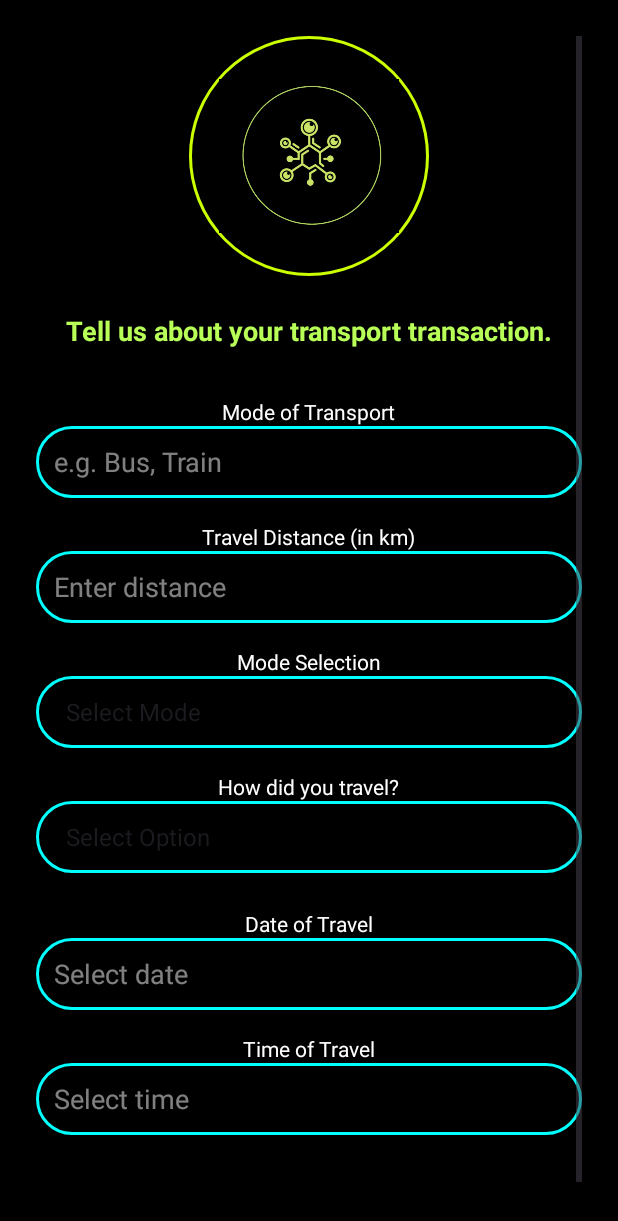
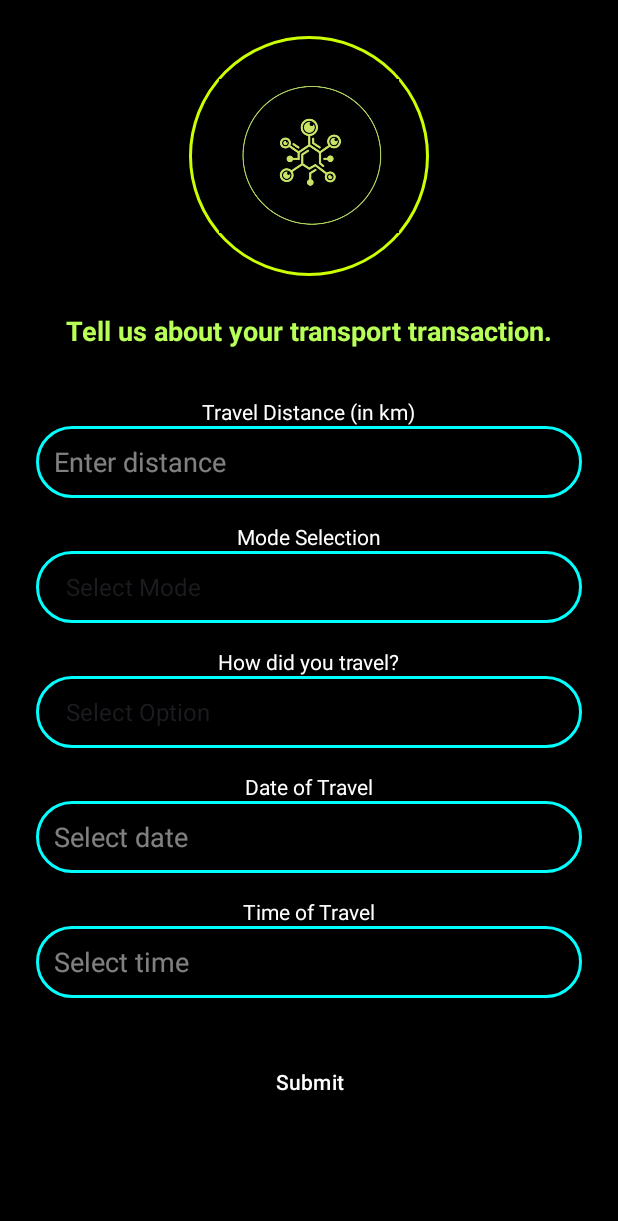
Before and after one commit to Radhikaag2006/CarboMetric-Algoverse, an Android app: the TransportActivity screen opened directly, with no data from a screen before it, on a phone screen of 412 x 824 dp. Shown: the top 1221 px of the screen. Run offline under Robolectric (Android 15) with nearby library versions, the phone set to English and light mode, and no system bars.

Commit message:
Removed Mode of Transport TransportActivity

```diff
--- a/app/src/main/AndroidManifest.xml
+++ b/app/src/main/AndroidManifest.xml
@@ -19,6 +19,7 @@
 
         <activity android:name=".TransportActivity" />
         <activity android:name=".EdiblesActivity" />
+        <activity android:name=".EcommerceActivity"/>
 
 
         <activity
--- a/app/src/main/java/com/radhikaagrawal/carbometricnew/AddTransaction.kt
+++ b/app/src/main/java/com/radhikaagrawal/carbometricnew/AddTransaction.kt
@@ -20,9 +20,9 @@ class AddTransactionActivity : AppCompatActivity() {
             startActivity(Intent(this, TransportActivity::class.java))
         }
 
-       /* btnEcommerce.setOnClickListener {
+        btnEcommerce.setOnClickListener {
             startActivity(Intent(this, EcommerceActivity::class.java))
-        }*/
+        }
 
         btnElectricity.setOnClickListener {
             startActivity(Intent(this, ElectricityActivity::class.java))
--- a/app/src/main/java/com/radhikaagrawal/carbometricnew/TransportActivity.kt
+++ b/app/src/main/java/com/radhikaagrawal/carbometricnew/TransportActivity.kt
@@ -22,7 +22,7 @@ class TransportActivity : AppCompatActivity() {
         setContentView(R.layout.activity_transport)
 
         // Initialize views
-        modeEditText = findViewById(R.id.etMode)
+      //  modeEditText = findViewById(R.id.etMode)
         distanceEditText = findViewById(R.id.etDistance)
         transportSpinner = findViewById(R.id.spinnerTransport)
         travelTypeSpinner = findViewById(R.id.spinnerTravelType)
--- a/app/src/main/res/layout/activity_transport.xml
+++ b/app/src/main/res/layout/activity_transport.xml
@@ -39,25 +39,7 @@
             android:textColor="#B8FF57"
             android:textSize="18sp"
             android:textStyle="bold"
-            android:layout_marginBottom="24dp"/>
-
-        <!-- Mode of Transport -->
-        <TextView
-            android:layout_width="wrap_content"
-            android:layout_height="wrap_content"
-            android:text="Mode of Transport"
-            android:textColor="#FFFFFF"
-            android:layout_marginTop="8dp" />
-
-        <EditText
-            android:id="@+id/etMode"
-            android:layout_width="match_parent"
-            android:layout_height="48dp"
-            android:background="@drawable/edittext_background"
-            android:hint="e.g. Bus, Train"
-            android:padding="12dp"
-            android:textColor="#FFFFFF"
-            android:textColorHint="#80FFFFFF"/>
+            android:layout_marginBottom="24dp" />
 
         <!-- Distance -->
         <TextView
@@ -65,7 +47,7 @@
             android:layout_height="wrap_content"
             android:text="Travel Distance (in km)"
             android:textColor="#FFFFFF"
-            android:layout_marginTop="16dp"/>
+            android:layout_marginTop="8dp" />
 
         <EditText
             android:id="@+id/etDistance"
@@ -76,7 +58,7 @@
             android:padding="12dp"
             android:background="@drawable/edittext_background"
             android:textColor="#FFFFFF"
-            android:textColorHint="#80FFFFFF"/>
+            android:textColorHint="#80FFFFFF" />
 
         <!-- Mode Selection -->
         <TextView
@@ -84,7 +66,7 @@
             android:layout_height="wrap_content"
             android:text="Mode Selection"
             android:textColor="#FFFFFF"
-            android:layout_marginTop="16dp"/>
+            android:layout_marginTop="16dp" />
 
         <Spinner
             android:id="@+id/spinnerTransport"
@@ -93,14 +75,14 @@
             android:background="@drawable/edittext_background"
             android:paddingStart="12dp"
             android:paddingEnd="12dp"
-            android:layout_marginBottom="16dp"/>
+            android:layout_marginBottom="16dp" />
 
         <!-- Travel Type -->
         <TextView
             android:layout_width="wrap_content"
             android:layout_height="wrap_content"
             android:text="How did you travel?"
-            android:textColor="#FFFFFF"/>
+            android:textColor="#FFFFFF" />
 
         <Spinner
             android:id="@+id/spinnerTravelType"
@@ -109,14 +91,14 @@
             android:background="@drawable/edittext_background"
             android:paddingStart="12dp"
             android:paddingEnd="12dp"
-            android:layout_marginBottom="24dp"/>
+            android:layout_marginBottom="16dp" />
 
         <!-- Date -->
         <TextView
             android:layout_width="wrap_content"
             android:layout_height="wrap_content"
             android:text="Date of Travel"
-            android:textColor="#FFFFFF"/>
+            android:textColor="#FFFFFF" />
 
         <EditText
             android:id="@+id/etDate"
@@ -128,14 +110,14 @@
             android:padding="12dp"
             android:textColor="#FFFFFF"
             android:textColorHint="#80FFFFFF"
-            android:layout_marginBottom="16dp"/>
+            android:layout_marginBottom="16dp" />
 
         <!-- Time -->
         <TextView
             android:layout_width="wrap_content"
             android:layout_height="wrap_content"
             android:text="Time of Travel"
-            android:textColor="#FFFFFF"/>
+            android:textColor="#FFFFFF" />
 
         <EditText
             android:id="@+id/etTime"
@@ -147,7 +129,7 @@
             android:padding="12dp"
             android:textColor="#FFFFFF"
             android:textColorHint="#80FFFFFF"
-            android:layout_marginBottom="24dp"/>
+            android:layout_marginBottom="24dp" />
 
         <!-- Submit Button -->
         <Button
@@ -160,6 +142,5 @@
             android:background="@drawable/button_background"
             android:layout_marginTop="8dp" />
 
-
     </LinearLayout>
 </ScrollView>
```
Also changed, not shown: app/src/main/java/com/radhikaagrawal/carbometricnew/EcommerceActivity.kt (added, +74 -0 lines), app/src/main/res/layout/activity_ecommerce.xml (+26 -19 lines).
